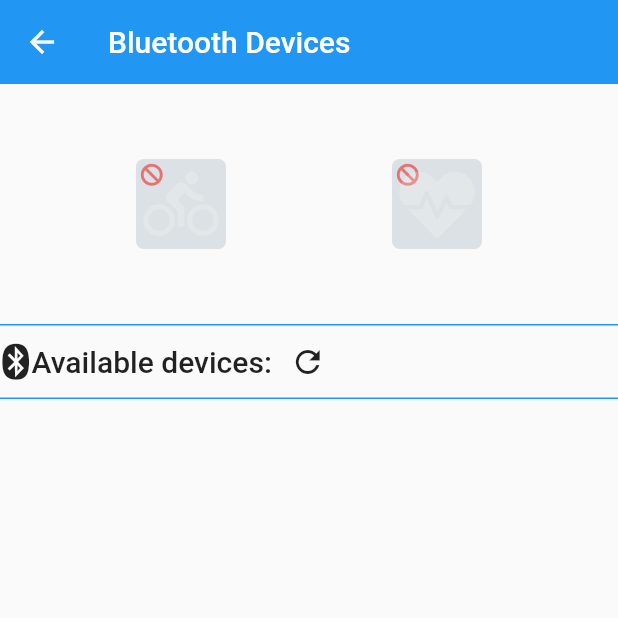
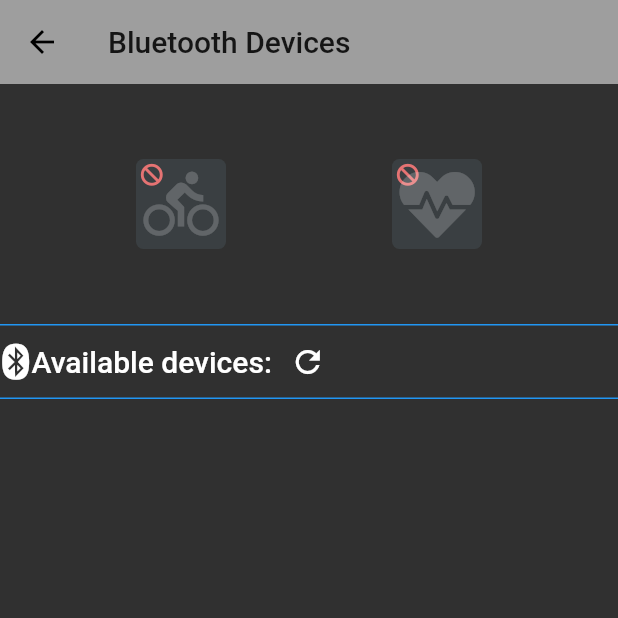
Before and after one commit to javier-nogales/cyclingtrainer, a Flutter app: the screen it shows after launch, after a tap on "Bluetooth Devices", on a phone screen of 412 x 824 dp, the top half of it. Run offline on Flutter 3.47's test engine with Material 2 defaults, Android fonts, the phone set to English and light mode, and no system bars; our stand-ins replace bloc, dartz, equatable, flutter_bloc, flutter_blue, font_awesome_flutter and 3 more; accounts and stored records are empty.

Commit message:
#9 theming

```diff
--- a/lib/main.dart
+++ b/lib/main.dart
@@ -1,13 +1,27 @@
 import 'package:flutter/material.dart';
 import 'package:trainerapp/api/db/sqflite_driver.dart';
+import 'package:trainerapp/ui/theme/custom_theme.dart';
+import 'package:trainerapp/ui/theme/themes.dart';
 import 'injection_container.dart' as di;
 
 import 'package:trainerapp/trainer_app.dart';
 
 
 void main() async {
+
   WidgetsFlutterBinding.ensureInitialized();
   di.init();
   await SQFLiteDriver.driver.initDriver();
-  runApp(TrainerApp());
+
+  runApp(
+
+    CustomTheme(
+
+      initialThemeKey: ThemeKeys.dark,
+      child: TrainerApp(),
+
+    )
+
+  );
+
 }
--- a/lib/trainer_app.dart
+++ b/lib/trainer_app.dart
@@ -1,5 +1,6 @@
 import 'package:flutter/material.dart';
-import 'package:trainerapp/ui/home_page.dart';
+import 'package:trainerapp/ui/theme/custom_theme.dart';
+import 'package:trainerapp/ui/theme/themes.dart';
 
 import 'ui/screen/home_screen.dart';
 
@@ -9,6 +10,10 @@ class TrainerApp extends StatelessWidget{
   Widget build(BuildContext context) {
 
     return MaterialApp(
+      title: 'Cycling Trainer',
+      theme: AppThemes.darkTheme,
+      darkTheme: AppThemes.darkTheme,
+      themeMode: ThemeMode.system,
       home: HomeScreen(),
     );
 
--- /dev/null
+++ b/lib/ui/theme/custom_theme.dart
@@ -0,0 +1,78 @@
+
+import 'package:flutter/material.dart';
+import 'package:flutter/widgets.dart';
+import 'package:trainerapp/ui/theme/themes.dart';
+
+///
+/// BEWARE!! This class is for theme change dyncamically
+///
+/// now is not used
+///
+class _CustomTheme extends InheritedWidget {
+  final CustomThemeState data;
+
+  _CustomTheme({
+    this.data,
+    Key key,
+    @required Widget child,
+  }) : super(key: key, child: child);
+
+  @override
+  bool updateShouldNotify(_CustomTheme oldWidget) {
+    return true;
+  }
+}
+
+class CustomTheme extends StatefulWidget {
+  final Widget child;
+  final ThemeKeys initialThemeKey;
+
+  const CustomTheme({
+    Key key,
+    this.initialThemeKey,
+    @required this.child,
+  }) : super(key: key);
+
+  @override
+  CustomThemeState createState() => new CustomThemeState();
+
+  static ThemeData of(BuildContext context) {
+    _CustomTheme inherited =
+        (context.dependOnInheritedWidgetOfExactType<_CustomTheme>());
+    return inherited.data.theme;
+  }
+
+  static CustomThemeState instanceOf(BuildContext context) {
+    _CustomTheme inherited =
+        (context.dependOnInheritedWidgetOfExactType<_CustomTheme>());
+    return inherited.data;
+  }
+}
+
+class CustomThemeState extends State<CustomTheme> {
+  ThemeData _theme;
+
+  ThemeData get theme => _theme;
+
+  @override
+  void initState() {
+    _theme = AppThemes.getThemeFromKey(widget.initialThemeKey);
+    super.initState();
+  }
+
+
+
+  void changeTheme(ThemeKeys themeKey) {
+    setState(() {
+      _theme = AppThemes.getThemeFromKey(themeKey);
+    });
+  }
+
+  @override
+  Widget build(BuildContext context) {
+    return new _CustomTheme(
+      data: this,
+      child: widget.child,
+    );
+  }
+}
--- /dev/null
+++ b/lib/ui/theme/themes.dart
@@ -0,0 +1,34 @@
+
+import 'package:flutter/material.dart';
+
+enum ThemeKeys{light, dark}
+
+class AppThemes {
+  static final ThemeData lightTheme = ThemeData(
+    primaryColor: Colors.blue,
+    brightness: Brightness.light,
+  );
+
+  static final ThemeData darkTheme = ThemeData(
+    primaryColor: Colors.grey,
+    brightness: Brightness.dark,
+  );
+
+  // static final ThemeData darkerTheme = ThemeData(
+  //   primaryColor: Colors.black,
+  //   brightness: Brightness.dark,
+  // );
+
+  static ThemeData getThemeFromKey(ThemeKeys themeKey) {
+    switch (themeKey) {
+      case ThemeKeys.light:
+        return lightTheme;
+      case ThemeKeys.dark:
+        return darkTheme;
+      // case other:
+      //   return darkerTheme;
+      default:
+        return lightTheme;
+    }
+  }
+}
```
Also changed, not shown: lib/ui/widgets/devices.dart (+0 -11 lines).
